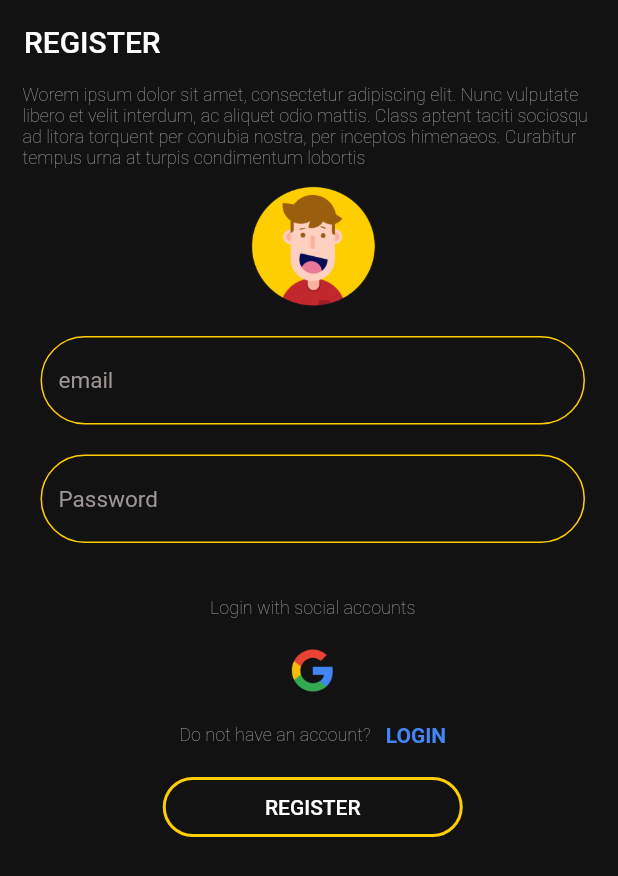
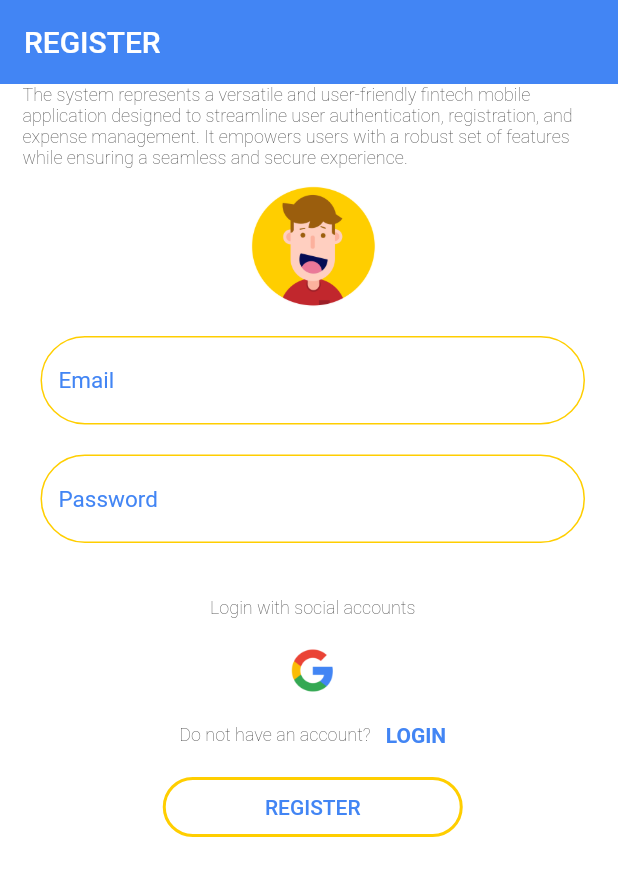
Before and after one commit to KalpaniAthukorala/Fintech_App, a Flutter app: the screen it shows after launch, after a tap on "REGISTER", on a phone screen of 412 x 824 dp. Shown: the top 876 px of the screen. Run offline on Flutter 3.47's test engine with Material 2 defaults, Android fonts, the phone set to English and light mode, and no system bars; our stand-ins replace cloud_firestore, firebase_auth, firebase_core, image_picker; accounts and stored records are empty.

Commit message:
Added some ui changes and defined constants

```diff
--- a/lib/constants/colors.dart
+++ b/lib/constants/colors.dart
@@ -4,3 +4,4 @@ const Color bgBlack = Color(0xff121212);
 const Color textLight = Color(0xff9E9595);
 const Color mainYellow = Color(0xffFFCE00);
 const Color mainBlue = Color(0xff4285F4);
+const Color white = Color.fromARGB(255, 255, 255, 255);
--- a/lib/constants/description.dart
+++ b/lib/constants/description.dart
@@ -1,2 +1,5 @@
 const String description =
-    "Worem ipsum dolor sit amet, consectetur adipiscing elit. Nunc vulputate libero et velit interdum, ac aliquet odio mattis. Class aptent taciti sociosqu ad litora torquent per conubia nostra, per inceptos himenaeos. Curabitur tempus urna at turpis condimentum lobortis";
+    "The system represents a versatile and user-friendly fintech mobile application designed to streamline user authentication, registration, and expense management. It empowers users with a robust set of features while ensuring a seamless and secure experience.";
+
+const String login = "Do not have an account?";
+const String login_social = "Login with social accounts";
--- a/lib/constants/styles.dart
+++ b/lib/constants/styles.dart
@@ -4,14 +4,14 @@ import 'colors.dart';
 
 const TextStyle descriptionStyle = TextStyle(
   fontSize: 12,
-  color: textLight,
+  color: bgBlack,
   fontWeight: FontWeight.w200,
 );
 
 const textInputDecoration = InputDecoration(
-  hintText: "email",
-  hintStyle: TextStyle(color: textLight, fontSize: 15),
-  fillColor: bgBlack,
+  hintText: "Email",
+  hintStyle: TextStyle(color: mainBlue, fontSize: 15),
+  fillColor: white,
   filled: true,
   enabledBorder: OutlineInputBorder(
     borderSide: BorderSide(color: mainYellow, width: 1),
--- a/lib/main.dart
+++ b/lib/main.dart
@@ -1,7 +1,7 @@
 import 'package:firebase_core/firebase_core.dart';
 import 'package:flutter/material.dart';
 import 'package:flutter1/models/UserModel.dart';
-import 'package:flutter1/screens/wrapper.dart';
+import 'package:flutter1/screens/Wrapper.dart';
 import 'package:flutter1/services/auth.dart';
 import 'package:provider/provider.dart';
 
--- a/lib/screens/authentication/register.dart
+++ b/lib/screens/authentication/register.dart
@@ -2,9 +2,9 @@ import 'dart:io';
 
 import 'package:flutter/material.dart';
 import 'package:flutter1/constants/colors.dart';
-import 'package:flutter1/constants/styles.dart';
+import 'package:flutter1/constants/Styles.dart';
 import 'package:flutter1/services/auth.dart';
-import 'package:flutter1/constants/description.dart';
+import 'package:flutter1/constants/Description.dart';
 import 'package:image_picker/image_picker.dart';
 
 class Register extends StatefulWidget {
@@ -30,11 +30,11 @@ class _RegisterState extends State<Register> {
   @override
   Widget build(BuildContext context) {
     return Scaffold(
-      backgroundColor: bgBlack,
+      backgroundColor: white,
       appBar: AppBar(
         title: const Text("REGISTER"),
         elevation: 0,
-        backgroundColor: bgBlack,
+        backgroundColor: mainBlue,
       ),
       body: SingleChildScrollView(
         child: Padding(
@@ -117,7 +117,7 @@ class _RegisterState extends State<Register> {
                         mainAxisAlignment: MainAxisAlignment.center,
                         children: [
                           const Text(
-                            "Do not have an account?",
+                            login,
                             style: descriptionStyle,
                           ),
                           const SizedBox(
@@ -167,15 +167,14 @@ class _RegisterState extends State<Register> {
                           height: 40,
                           width: 200,
                           decoration: BoxDecoration(
-                              color: bgBlack,
+                              color: white,
                               borderRadius: BorderRadius.circular(100),
                               border: Border.all(width: 2, color: mainYellow)),
                           child: const Center(
                               child: Text(
                             "REGISTER",
                             style: TextStyle(
-                                color: Colors.white,
-                                fontWeight: FontWeight.w500),
+                                color: mainBlue, fontWeight: FontWeight.w500),
                           )),
                         ),
                       ),
--- a/lib/screens/authentication/sign_in.dart
+++ b/lib/screens/authentication/sign_in.dart
@@ -1,7 +1,7 @@
 import 'package:flutter/material.dart';
 import 'package:flutter1/constants/colors.dart';
-import 'package:flutter1/constants/description.dart';
-import 'package:flutter1/constants/styles.dart';
+import 'package:flutter1/constants/Description.dart';
+import 'package:flutter1/constants/Styles.dart';
 
 import '../../services/auth.dart';
 
@@ -29,11 +29,11 @@ class _Sign_InState extends State<Sign_In> {
   @override
   Widget build(BuildContext context) {
     return Scaffold(
-      backgroundColor: bgBlack,
+      backgroundColor: white,
       appBar: AppBar(
         title: const Text("SIGN IN"),
         elevation: 0,
-        backgroundColor: bgBlack,
+        backgroundColor: mainBlue,
       ),
       body: SingleChildScrollView(
         child: Padding(
@@ -60,7 +60,7 @@ class _Sign_InState extends State<Sign_In> {
                     children: [
                       //email
                       TextFormField(
-                        style: TextStyle(color: Colors.white),
+                        style: TextStyle(color: Colors.black),
                         decoration: textInputDecoration,
                         validator: (val) =>
                             val!.isEmpty ? "Enter a valid email" : null,
@@ -75,7 +75,7 @@ class _Sign_InState extends State<Sign_In> {
                       //password
                       TextFormField(
                         obscureText: true,
-                        style: TextStyle(color: Colors.white),
+                        style: TextStyle(color: Colors.black),
                         decoration:
                             textInputDecoration.copyWith(hintText: "password"),
                         validator: (val) => val!.length < 6
@@ -96,7 +96,7 @@ class _Sign_InState extends State<Sign_In> {
                       //google
                       const SizedBox(height: 20),
                       const Text(
-                        "Login with social accounts",
+                        login_social,
                         style: descriptionStyle,
                       ),
                       const SizedBox(height: 20),
@@ -116,7 +116,7 @@ class _Sign_InState extends State<Sign_In> {
                         mainAxisAlignment: MainAxisAlignment.center,
                         children: [
                           const Text(
-                            "Do not have an account?",
+                            login,
                             style: descriptionStyle,
                           ),
                           const SizedBox(
@@ -158,15 +158,14 @@ class _Sign_InState extends State<Sign_In> {
                           height: 40,
                           width: 200,
                           decoration: BoxDecoration(
-                              color: bgBlack,
+                              color: white,
                               borderRadius: BorderRadius.circular(100),
                               border: Border.all(width: 2, color: mainYellow)),
                           child: const Center(
                               child: Text(
                             "LOGIN",
                             style: TextStyle(
-                                color: Colors.white,
-                                fontWeight: FontWeight.w500),
+                                color: mainBlue, fontWeight: FontWeight.w500),
                           )),
                         ),
                       ),
@@ -183,15 +182,14 @@ class _Sign_InState extends State<Sign_In> {
                           height: 40,
                           width: 200,
                           decoration: BoxDecoration(
-                              color: bgBlack,
+                              color: white,
                               borderRadius: BorderRadius.circular(100),
                               border: Border.all(width: 2, color: mainYellow)),
                           child: const Center(
                             child: Text(
                               "LOGIN AS GUEST",
                               style: TextStyle(
-                                  color: Colors.white,
-                                  fontWeight: FontWeight.w500),
+                                  color: mainBlue, fontWeight: FontWeight.w500),
                             ),
                           ),
                         ),
--- a/lib/screens/expenses/ExpenseListPage.dart
+++ b/lib/screens/expenses/ExpenseListPage.dart
@@ -39,7 +39,7 @@ class ExpenseListPage extends StatelessWidget {
                     'Amount',
                     style: TextStyle(fontWeight: FontWeight.bold),
                   ),
-                  subtitle: Text('\$${expenseData['amount']}'),
+                  subtitle: Text('\Rs${expenseData['amount']}'),
                 ),
                 ListTile(
                   title: Text(
--- a/lib/screens/expenses/ExpensesListScreen.dart
+++ b/lib/screens/expenses/ExpensesListScreen.dart
@@ -1,6 +1,6 @@
 import 'package:flutter/material.dart';
 import 'package:flutter1/screens/expenses/ExpenseListPage.dart';
-import 'package:flutter1/screens/expenses/expense_service.dart'; // Import your ExpenseListPage widget
+import 'package:flutter1/screens/expenses/Expense_service.dart'; // Import your ExpenseListPage widget
 
 class ExpensesListScreen extends StatelessWidget {
   @override
@@ -37,7 +37,7 @@ class ExpensesListScreen extends StatelessWidget {
                     child: ListTile(
                       title: Text(expense?['name']),
                       subtitle: Text(
-                        'Amount: \$${expense?['amount']}',
+                        'Amount: \Rs${expense?['amount']}',
                       ),
                     ),
                   ),
--- /dev/null
+++ b/lib/screens/home/CustomCardWithImage.dart
@@ -0,0 +1,58 @@
+import 'package:flutter/material.dart';
+
+class CustomCardWithImage extends StatelessWidget {
+  final String title;
+  final String subtitle;
+  final String imagePath;
+
+  CustomCardWithImage({
+    required this.title,
+    required this.subtitle,
+    required this.imagePath,
+  });
+
+  @override
+  Widget build(BuildContext context) {
+    return Card(
+      elevation: 4.0,
+      margin: const EdgeInsets.all(8.0),
+      shape: RoundedRectangleBorder(
+        borderRadius: BorderRadius.circular(12.0),
+      ),
+      color: Colors.blue,
+      child: Padding(
+        padding: const EdgeInsets.all(8.0),
+        child: Row(
+          crossAxisAlignment: CrossAxisAlignment
+              .center, // Align elements vertically in the center
+          children: [
+            Image.asset(
+              imagePath,
+              height: 100,
+              width: 100, // Specify a fixed width for the image
+            ),
+            SizedBox(width: 16.0), // Add spacing between image and text
+            Column(
+              crossAxisAlignment: CrossAxisAlignment.start,
+              children: [
+                Text(
+                  title,
+                  style: TextStyle(
+                    color: Colors.white,
+                    fontSize: 18.0, // Customize the text style as needed
+                  ),
+                ),
+                Text(
+                  subtitle,
+                  style: TextStyle(
+                    color: Colors.white,
+                  ),
+                ),
+              ],
+            ),
+          ],
+        ),
+      ),
+    );
+  }
+}
--- /dev/null
+++ b/lib/screens/home/GreetingCard.dart
@@ -0,0 +1,26 @@
+import 'package:flutter/material.dart';
+
+// Create a new GreetingCard widget
+class GreetingCard extends StatelessWidget {
+  final String greeting;
+  final double width;
+
+  GreetingCard(this.greeting, {required this.width});
+
+  @override
+  Widget build(BuildContext context) {
+    return Container(
+      width: width, // Set the width to match the screen width
+      color: Colors.orange, // Change the background color
+      padding: const EdgeInsets.all(16.0),
+      child: Text(
+        greeting,
+        style: const TextStyle(
+          fontSize: 18.0,
+          fontWeight: FontWeight.bold,
+          color: Colors.white, // Change the text color
+        ),
+      ),
+    );
+  }
+}
--- a/lib/screens/home/home.dart
+++ b/lib/screens/home/home.dart
@@ -1,6 +1,8 @@
 import 'package:flutter/material.dart';
 import 'package:flutter1/screens/expenses/ExpensesListScreen.dart';
-import 'package:flutter1/screens/expenses/expense_form.dart';
+import 'package:flutter1/screens/expenses/Expense_form.dart';
+import 'package:flutter1/screens/home/CustomCardWithImage.dart';
+import 'package:flutter1/screens/home/GreetingCard.dart';
 import 'package:flutter1/screens/home/SystemExplanationScreen.dart';
 import 'package:flutter1/screens/income/IncomeListScreen.dart';
 import 'package:flutter1/screens/income/income_form.dart';
@@ -287,120 +289,3 @@ class _HomeState extends State<Home> {
     );
   }
 }
-
-// Create a new GreetingCard widget
-class GreetingCard extends StatelessWidget {
-  final String greeting;
-  final double width;
-
-  GreetingCard(this.greeting, {required this.width});
-
-  @override
-  Widget build(BuildContext context) {
-    return Container(
-      width: width, // Set the width to match the screen width
-      color: Colors.orange, // Change the background color
-      padding: const EdgeInsets.all(16.0),
-      child: Text(
-        greeting,
-        style: const TextStyle(
-          fontSize: 18.0,
-          fontWeight: FontWeight.bold,
-          color: Colors.white, // Change the text color
-        ),
-      ),
-    );
-  }
-}
-
-// Create a CustomCard widget for your custom cards
-class CustomCard extends StatelessWidget {
-  final String title;
-  final String subtitle;
-
-  CustomCard({required this.title, required this.subtitle});
-
-  @override
-  Widget build(BuildContext context) {
-    return Card(
-      elevation: 4.0,
-      margin: const EdgeInsets.all(8.0),
-      shape: RoundedRectangleBorder(
-        borderRadius:
-            BorderRadius.circular(12.0), // Adjust the corner radius as needed
-      ),
-      color: Colors.blue, // Set the background color to blue
-      child: ListTile(
-        title: Text(
-          title,
-          style: TextStyle(
-            color: Colors.white, // Set the text color to white
-          ),
-        ),
-        subtitle: Text(
-          subtitle,
-          style: TextStyle(
-            color: Colors.white, // Set the text color to white
-          ),
-        ),
-      ),
-    );
-  }
-}
-
-class CustomCardWithImage extends StatelessWidget {
-  final String title;
-  final String subtitle;
-  final String imagePath;
-
-  CustomCardWithImage({
-    required this.title,
-    required this.subtitle,
-    required this.imagePath,
-  });
-
-  @override
-  Widget build(BuildContext context) {
-    return Card(
-      elevation: 4.0,
-      margin: const EdgeInsets.all(8.0),
-      shape: RoundedRectangleBorder(
-        borderRadius: BorderRadius.circular(12.0),
-      ),
-      color: Colors.blue,
-      child: Padding(
-        padding: const EdgeInsets.all(8.0),
-        child: Row(
-          crossAxisAlignment: CrossAxisAlignment
-              .center, // Align elements vertically in the center
-          children: [
-            Image.asset(
-              imagePath,
-              height: 100,
-              width: 100, // Specify a fixed width for the image
-            ),
-            SizedBox(width: 16.0), // Add spacing between image and text
-            Column(
-              crossAxisAlignment: CrossAxisAlignment.start,
-              children: [
-                Text(
-                  title,
-                  style: TextStyle(
-                    color: Colors.white,
-                    fontSize: 18.0, // Customize the text style as needed
-                  ),
-                ),
-                Text(
-                  subtitle,
-                  style: TextStyle(
-                    color: Colors.white,
-                  ),
-                ),
-              ],
-            ),
-          ],
-        ),
-      ),
-    );
-  }
-}
--- a/lib/screens/income/IncomeListPage.dart
+++ b/lib/screens/income/IncomeListPage.dart
@@ -39,7 +39,7 @@ class IncomeListPage extends StatelessWidget {
                     'Amount',
                     style: TextStyle(fontWeight: FontWeight.bold),
                   ),
-                  subtitle: Text('\$${incomeData['amount']}'), // Updated label
+                  subtitle: Text('\Rs${incomeData['amount']}'), // Updated label
                 ),
                 ListTile(
                   title: Text(
--- a/lib/screens/income/IncomeListScreen.dart
+++ b/lib/screens/income/IncomeListScreen.dart
@@ -1,6 +1,6 @@
 import 'package:flutter/material.dart';
 import 'package:flutter1/screens/income/IncomeListPage.dart';
-import 'package:flutter1/screens/income/income_service.dart'; // Import your IncomeListPage widget
+import 'package:flutter1/screens/income/Income_service.dart'; // Import your IncomeListPage widget
 
 class IncomeListScreen extends StatelessWidget {
   @override
@@ -38,7 +38,7 @@ class IncomeListScreen extends StatelessWidget {
                     child: ListTile(
                       title: Text(income?['name']),
                       subtitle: Text(
-                        'Amount: \$${income?['amount']}',
+                        'Amount: \Rs${income?['amount']}',
                       ),
                     ),
                   ),
--- a/lib/screens/profile/profilePage.dart
+++ b/lib/screens/profile/profilePage.dart
@@ -1,5 +1,5 @@
 import 'package:flutter/material.dart';
-import 'package:flutter1/screens/home/home.dart';
+import 'package:flutter1/screens/home/Home.dart';
 import 'package:image_picker/image_picker.dart';
 import 'dart:io';
 import 'package:firebase_auth/firebase_auth.dart';
--- a/lib/screens/wrapper.dart
+++ b/lib/screens/wrapper.dart
@@ -1,7 +1,7 @@
 import 'package:flutter/material.dart';
 import 'package:flutter1/models/UserModel.dart';
-import 'package:flutter1/screens/authentication/authenticate.dart';
-import 'package:flutter1/screens/home/home.dart';
+import 'package:flutter1/screens/authentication/Authenticate.dart';
+import 'package:flutter1/screens/home/Home.dart';
 import 'package:provider/provider.dart';
 
 class Wrapper extends StatelessWidget {
--- a/pubspec.yaml
+++ b/pubspec.yaml
@@ -44,7 +44,6 @@ dependencies:
   image_picker: ^0.8.4+4
   image_cropper: ^1.4.1
   firebase_storage: ^11.2.6
-  fl_chart: ^0.63.0
 
 dev_dependencies:
   flutter_test:
```
Also changed, not shown: lib/screens/charts/ChartWidget.dart (deleted, +0 -29 lines), lib/screens/expenses/new_window.dart (deleted, +0 -16 lines), lib/screens/home/CustomCard.dart (+36 -0 lines), pubspec.lock.
